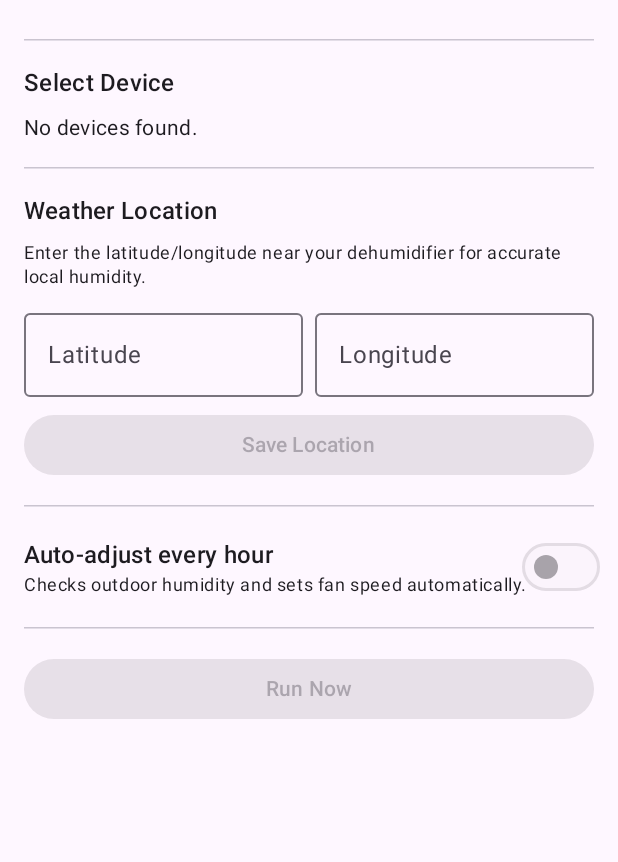
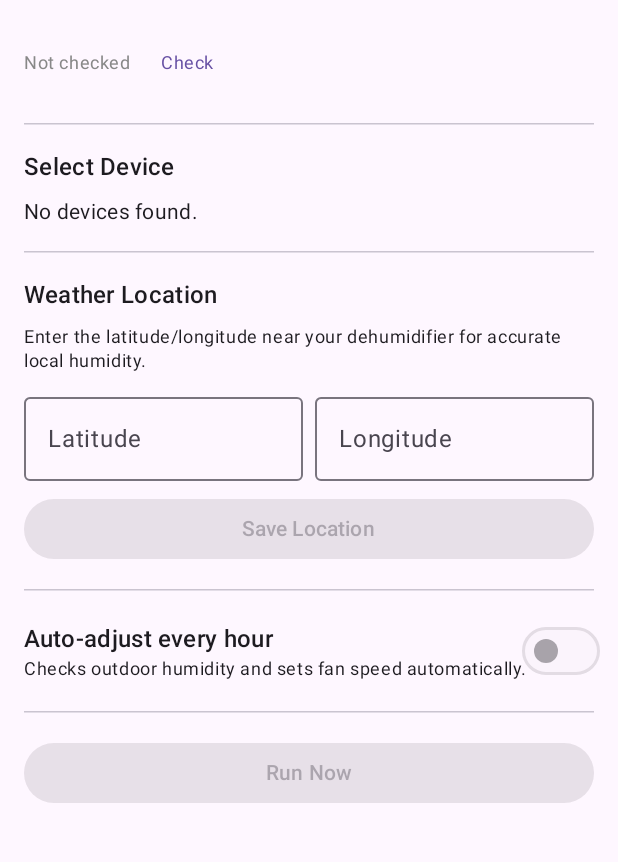
Before and after one commit to Nildyanna/DavesGovee, an Android app built with Jetpack Compose: the composable MainScreen shown on its own in the app's theme, on a phone screen of 412 x 824 dp, the part 81-943 px from its top. Run offline under Robolectric (Android 15) with nearby library versions, the phone set to English and light mode, and no system bars.

Commit message:
Add connection status check and GitHub Actions APK build
Shows a live Govee API reachability indicator (Online/Offline/Checking)
in the main screen header, with a manual re-check button. Adds a CI
workflow that builds a debug APK and attaches it as a GitHub release
artifact on every push.

Co-Authored-By: Claude Sonnet 4.6 <noreply@anthropic.com>
Claude-Session: https://claude.ai/code/session_01VuJV5LdG2tD6ajy2JjkDEd

```diff
--- a/app/build.gradle.kts
+++ b/app/build.gradle.kts
@@ -12,8 +12,8 @@ android {
         applicationId = "com.dehumidifier"
         minSdk = 26
         targetSdk = 35
-        versionCode = 1
-        versionName = "1.0"
+        versionCode = 2
+        versionName = "1.1"
     }
 
     buildTypes {
--- a/app/src/main/java/com/dehumidifier/MainActivity.kt
+++ b/app/src/main/java/com/dehumidifier/MainActivity.kt
@@ -44,6 +44,7 @@ class MainActivity : ComponentActivity() {
                             onToggleAutomation = vm::setAutomation,
                             onDispatch = vm::dispatch,
                             onLogout = vm::logout,
+                            onCheckConnection = vm::checkConnection,
                         )
                     }
                 }
--- a/app/src/main/java/com/dehumidifier/data/NetworkModule.kt
+++ b/app/src/main/java/com/dehumidifier/data/NetworkModule.kt
@@ -13,7 +13,7 @@ object NetworkModule {
         .addLast(KotlinJsonAdapterFactory())
         .build()
 
-    private val okHttp = OkHttpClient.Builder()
+    val okHttp = OkHttpClient.Builder()
         .addInterceptor(HttpLoggingInterceptor().apply {
             level = HttpLoggingInterceptor.Level.BODY
         })
--- a/app/src/main/java/com/dehumidifier/ui/MainScreen.kt
+++ b/app/src/main/java/com/dehumidifier/ui/MainScreen.kt
@@ -9,6 +9,7 @@ import androidx.compose.foundation.layout.fillMaxSize
 import androidx.compose.foundation.layout.fillMaxWidth
 import androidx.compose.foundation.layout.height
 import androidx.compose.foundation.layout.padding
+import androidx.compose.foundation.layout.size
 import androidx.compose.material3.CircularProgressIndicator
 import androidx.compose.foundation.lazy.LazyColumn
 import androidx.compose.foundation.lazy.items
@@ -29,8 +30,10 @@ import androidx.compose.runtime.remember
 import androidx.compose.runtime.setValue
 import androidx.compose.ui.Alignment
 import androidx.compose.ui.Modifier
+import androidx.compose.ui.graphics.Color
 import androidx.compose.ui.text.input.KeyboardType
 import androidx.compose.ui.unit.dp
+import com.dehumidifier.data.ConnectionStatus
 import com.dehumidifier.data.GoveeDevice
 import com.dehumidifier.viewmodel.UiState
 
@@ -42,6 +45,7 @@ fun MainScreen(
     onToggleAutomation: (Boolean) -> Unit,
     onDispatch: () -> Unit,
     onLogout: () -> Unit,
+    onCheckConnection: () -> Unit,
 ) {
     var latText by remember { mutableStateOf("") }
     var lonText by remember { mutableStateOf("") }
@@ -59,6 +63,9 @@ fun MainScreen(
             Text("Dehumidifier Automation", style = MaterialTheme.typography.titleLarge)
             TextButton(onClick = onLogout) { Text("Logout") }
         }
+
+        Spacer(Modifier.height(8.dp))
+        ConnectionStatusRow(state.connectionStatus, onCheckConnection)
 
         Spacer(Modifier.height(16.dp))
         HorizontalDivider()
@@ -173,6 +180,28 @@ fun MainScreen(
 }
 
 @Composable
+private fun ConnectionStatusRow(status: ConnectionStatus, onRetry: () -> Unit) {
+    val (label, color) = when (status) {
+        ConnectionStatus.UNKNOWN  -> "Not checked" to Color.Gray
+        ConnectionStatus.CHECKING -> "Checking…"   to Color.Gray
+        ConnectionStatus.ONLINE   -> "Govee: Online"  to Color(0xFF2E7D32)
+        ConnectionStatus.OFFLINE  -> "Govee: Offline" to Color(0xFFC62828)
+    }
+    Row(
+        verticalAlignment = Alignment.CenterVertically,
+        horizontalArrangement = Arrangement.spacedBy(8.dp),
+    ) {
+        if (status == ConnectionStatus.CHECKING) {
+            CircularProgressIndicator(modifier = Modifier.size(12.dp), strokeWidth = 2.dp)
+        }
+        Text(label, style = MaterialTheme.typography.bodySmall, color = color)
+        if (status != ConnectionStatus.CHECKING) {
+            TextButton(onClick = onRetry) { Text("Check", style = MaterialTheme.typography.bodySmall) }
+        }
+    }
+}
+
+@Composable
 private fun DeviceCard(device: GoveeDevice, selected: Boolean, onClick: () -> Unit) {
     Card(
         modifier = Modifier
```
Also changed, not shown: app/src/main/java/com/dehumidifier/data/GoveeRepository.kt (+18 -0 lines), app/src/main/java/com/dehumidifier/viewmodel/MainViewModel.kt (+13 -0 lines), 1 other file.
